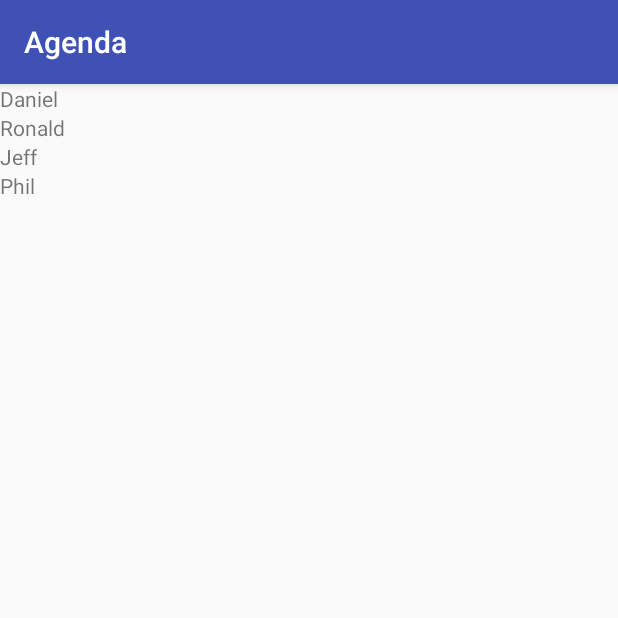
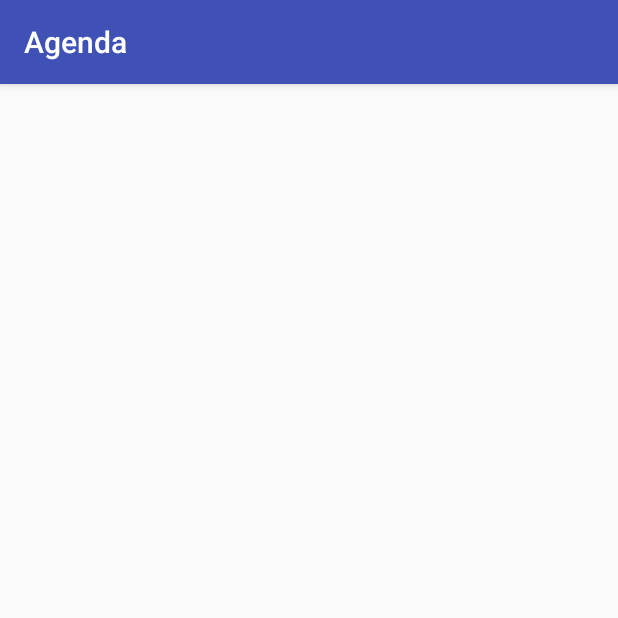
Before and after one commit to joabetc/Agenda, an Android app: the screen it shows after launch (StudentsListActivity), on a phone screen of 412 x 824 dp, the top half of it. Run offline under Robolectric (Android 15) with nearby library versions, the light colour scheme and no system bars.

Commit message:
Adding a ListView

```diff
--- a/app/src/main/res/layout/activity_students_list.xml
+++ b/app/src/main/res/layout/activity_students_list.xml
@@ -4,24 +4,8 @@
     android:layout_height="match_parent"
     android:orientation="vertical">
 
-    <TextView
-        android:layout_width="wrap_content"
-        android:layout_height="wrap_content"
-        android:text="Daniel" />
-
-    <TextView
-        android:layout_width="wrap_content"
-        android:layout_height="wrap_content"
-        android:text="Ronald" />
-
-    <TextView
-        android:layout_width="wrap_content"
-        android:layout_height="wrap_content"
-        android:text="Jeff" />
-
-    <TextView
-        android:layout_width="wrap_content"
-        android:layout_height="wrap_content"
-        android:text="Phil" />
+    <ListView
+        android:layout_width="match_parent"
+        android:layout_height="match_parent"></ListView>
 
 </LinearLayout>
```
